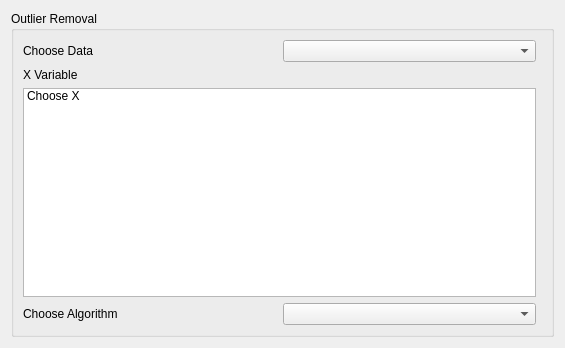
Qt form ui/OutlierRemoval.ui (tthatcher95/PyHAT_Point_Spectra_GUI) before a commit.
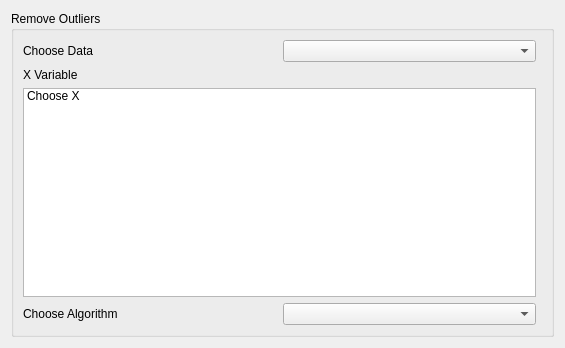
The same form after that commit.

Commit message: Tweak name for Remove Outliers

Patch:
```diff
--- a/ui/OutlierRemoval.ui
+++ b/ui/OutlierRemoval.ui
@@ -17,7 +17,7 @@
    <item>
     <widget class="QGroupBox" name="groupLayout">
      <property name="title">
-      <string>Outlier Removal</string>
+      <string>Remove Outliers</string>
      </property>
      <layout class="QGridLayout" name="gridLayout">
       <item row="0" column="0">
```
The commit also changes 3 other files.
